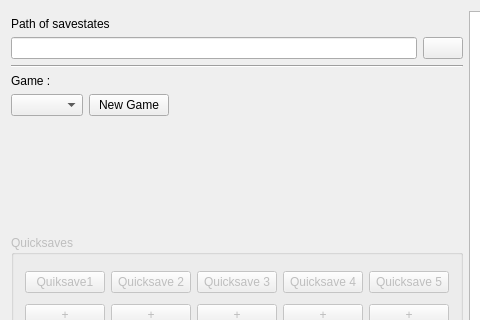
Qt form savestate2snesw.ui (Skarsnik/Savestate2snes) before a commit; both pictures show x 0 to 480 and y 0 to 320 of the 1152 by 493 pixel window.
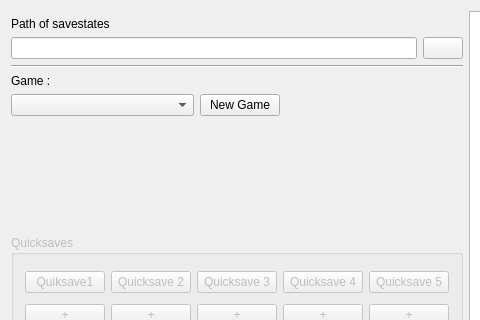
The same form after that commit. Custom widgets are drawn as their Qt base class.

Commit message: Added a first launch dialog

```diff
--- a/savestate2snesw.ui
+++ b/savestate2snesw.ui
@@ -89,7 +89,14 @@
         <item>
          <layout class="QHBoxLayout" name="horizontalLayout_3">
           <item>
-           <widget class="QComboBox" name="gameComboBox"/>
+           <widget class="QComboBox" name="gameComboBox">
+            <property name="sizePolicy">
+             <sizepolicy hsizetype="Expanding" vsizetype="Fixed">
+              <horstretch>0</horstretch>
+              <verstretch>0</verstretch>
+             </sizepolicy>
+            </property>
+           </widget>
           </item>
           <item>
            <widget class="QPushButton" name="newGamePushButton">
```
The commit also changes 6 other files.
